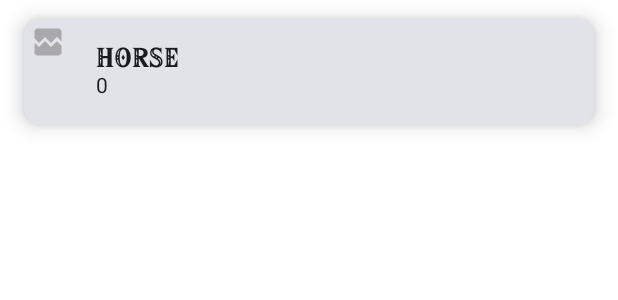
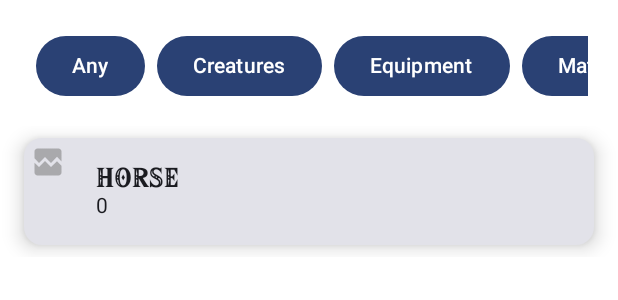
Before and after one commit to LukeKozielecki/Hyrule-Compendium, an Android app built with Jetpack Compose: the @Preview function ItemsGridScreenPreview, on a phone screen of 412 x 824 dp. Shown: the top 300 px of the screen. Run offline under Robolectric (Android 15) with nearby library versions, the phone set to English and light mode, and no system bars; pictures from the network do not load.

Commit message:
Implementation of filtering of download data by preset categories.

```diff
--- a/app/src/main/java/luke/koz/hyrulecompendium/ui/screens/CompendiumScreen.kt
+++ b/app/src/main/java/luke/koz/hyrulecompendium/ui/screens/CompendiumScreen.kt
@@ -43,6 +43,7 @@ fun CompendiumAppScreen() {
             HomeScreen(
                 compendiumUiState = compendiumViewModel.compendiumUiState,
                 retryAction = compendiumViewModel::getCompendiumItem,
+                filterResults = compendiumViewModel::filterData,
                 contentPadding = it
             )
         }
--- a/app/src/main/java/luke/koz/hyrulecompendium/ui/screens/HomeScreen.kt
+++ b/app/src/main/java/luke/koz/hyrulecompendium/ui/screens/HomeScreen.kt
@@ -1,6 +1,8 @@
 package luke.koz.hyrulecompendium.ui.screens
 
+import android.annotation.SuppressLint
 import androidx.compose.foundation.Image
+import androidx.compose.foundation.horizontalScroll
 import androidx.compose.foundation.layout.Arrangement
 import androidx.compose.foundation.layout.Column
 import androidx.compose.foundation.layout.PaddingValues
@@ -13,12 +15,16 @@ import androidx.compose.foundation.layout.sizeIn
 import androidx.compose.foundation.lazy.grid.GridCells
 import androidx.compose.foundation.lazy.grid.LazyVerticalGrid
 import androidx.compose.foundation.lazy.grid.items
+import androidx.compose.foundation.rememberScrollState
 import androidx.compose.material3.Button
 import androidx.compose.material3.Card
 import androidx.compose.material3.CardDefaults
 import androidx.compose.material3.MaterialTheme
 import androidx.compose.material3.Text
 import androidx.compose.runtime.Composable
+import androidx.compose.runtime.MutableState
+import androidx.compose.runtime.mutableStateOf
+import androidx.compose.runtime.remember
 import androidx.compose.ui.Alignment
 import androidx.compose.ui.Modifier
 import androidx.compose.ui.layout.ContentScale
@@ -39,13 +45,17 @@ import luke.koz.hyrulecompendium.viewmodel.CompendiumUiState
 fun HomeScreen(
     compendiumUiState: CompendiumUiState,
     retryAction: () -> Unit,
+    filterResults: (List<CompendiumItem>, String) -> List<CompendiumItem>,
     modifier: Modifier = Modifier,
     contentPadding: PaddingValues = PaddingValues(0.dp),
 ) {
     when (compendiumUiState) {
         is CompendiumUiState.Loading -> LoadingScreen(modifier = modifier.fillMaxSize())
         is CompendiumUiState.Success -> ItemsGridScreen(
-            compendiumUiState.compendiumDataList, contentPadding = contentPadding, modifier = modifier.fillMaxWidth()
+            compendiumItem = compendiumUiState.compendiumDataList,
+            filterResults = filterResults,
+            contentPadding = contentPadding,
+            modifier = modifier.fillMaxWidth()
         )
         is CompendiumUiState.Error -> ErrorScreen(retryAction, modifier = modifier.fillMaxSize())
     }
@@ -89,43 +99,64 @@ fun ErrorScreen(retryAction: () -> Unit, modifier: Modifier = Modifier) {
 @Composable
 fun ItemsGridScreen(
     compendiumItem: CompendiumDataList,
+    filterResults: (List<CompendiumItem>, String) -> List<CompendiumItem>,
     modifier: Modifier = Modifier,
     contentPadding: PaddingValues = PaddingValues(4.dp),
 ) {
-    Column {
-//        Row (Modifier.fillMaxWidth(), Arrangement.Center){
-//            val filterBtnPaddingModifier = Modifier.padding(horizontal = 4.dp)
-//            Button(onClick = { /*TODO*/ }, modifier = filterBtnPaddingModifier) {
-//                Text(text = "Cr")
-//            }
-//            Button(onClick = { /*TODO*/ }, modifier = filterBtnPaddingModifier) {
-//                Text(text = "Eq")
-//            }
-//            Button(onClick = { /*TODO*/ }, modifier = filterBtnPaddingModifier) {
-//                Text(text = "Ma")
-//            }
-//            Button(onClick = { /*TODO*/ }, modifier = filterBtnPaddingModifier) {
-//                Text(text = "Mo")
-//            }
-//            Button(onClick = { /*TODO*/ }, modifier = filterBtnPaddingModifier) {
-//                Text(text = "Tr")
-//            }
-//        }
-        val filteredData = compendiumItem.data.filter { item -> item.category == "creatures" }
+    Column (modifier.padding(contentPadding)){
+        val currentFilterTerm = remember {
+            mutableStateOf("any")
+        }
+        //val filteredData2 : List<CompendiumItem> = compendiumItem.data.filter { item -> item.category == "creatures" }
+        val filteredData : List<CompendiumItem> = if(currentFilterTerm.value == "any") {
+            compendiumItem.data
+        } else {
+            filterResults(compendiumItem.data,currentFilterTerm.value)
+        }
+        CompendiumDefaultFilters(
+            currentFilterTerm = currentFilterTerm,
+            presetFiltersList = listOf(
+                "any",
+                "creatures",
+                "equipment",
+                "materials",
+                "monsters",
+                "treasure"
+            )
+        )
         LazyVerticalGrid(
             columns = GridCells.Fixed(1),
             modifier = modifier
                 .padding(horizontal = 4.dp)
                 .fillMaxWidth(),
-            contentPadding = contentPadding,
+            contentPadding = PaddingValues(0.dp),//this stopped being top element so no longer requires [contentPadding] here
         ) {
-            items(items = filteredData/*compendiumItem.data*/, key = { item -> item.id }) { it ->
+            items(
+                items = filteredData/*compendiumItem.data*/,
+                key = { item -> item.id }) { it ->
                 CompendiumItemCard(
                     compendiumItem = it,
                     modifier = modifier
                         .padding(4.dp)
                         .sizeIn(minWidth = 124.dp, maxWidth = 124.dp)
                 )
+            }
+        }
+    }
+}
+
+@Composable
+fun CompendiumDefaultFilters(
+    modifier: Modifier = Modifier,
+    contentPadding: PaddingValues = PaddingValues(4.dp),
+    currentFilterTerm: MutableState<String>,
+    presetFiltersList: List<String>,
+) {
+    val scrollState = rememberScrollState()
+    Row(modifier = Modifier.padding(16.dp).horizontalScroll(scrollState)) {
+        for ((index, buttonLabel) in presetFiltersList.withIndex()) {
+            Button(onClick = { currentFilterTerm.value = presetFiltersList[index] }, Modifier.padding(horizontal = 4.dp)) {
+                Text(text = buttonLabel.replaceFirstChar(Char::titlecase))
             }
         }
     }
@@ -189,6 +220,21 @@ fun ItemsGridScreenPreview() {
                 cooking_effect = null
             )
         ))
-        ItemsGridScreen(mockData)
+        val mockFilterPlaceholder : (List<CompendiumItem>, String) -> List<CompendiumItem> = {
+            mockDataInner, filterTermInner ->
+            mockDataInner.filter { item -> item.category == filterTermInner }
+        }
+        ItemsGridScreen(mockData, filterResults = mockFilterPlaceholder)
     }
 }
+@SuppressLint("UnrememberedMutableState")
+@Preview(showBackground = true)
+@Composable
+fun CompendiumDefaultFiltersPreview() {
+    HyruleCompendiumTheme {
+        CompendiumDefaultFilters(
+            currentFilterTerm = mutableStateOf(""),
+            presetFiltersList = listOf("creatures", "treasure", "monsters")
+        )
+    }
+}
--- a/app/src/main/java/luke/koz/hyrulecompendium/viewmodel/CompendiumViewModel.kt
+++ b/app/src/main/java/luke/koz/hyrulecompendium/viewmodel/CompendiumViewModel.kt
@@ -12,6 +12,7 @@ import kotlinx.coroutines.launch
 import luke.koz.hyrulecompendium.CompendiumApplication
 import luke.koz.hyrulecompendium.data.CompendiumRepository
 import luke.koz.hyrulecompendium.model.CompendiumDataList
+import luke.koz.hyrulecompendium.model.CompendiumItem
 import retrofit2.HttpException
 import java.io.IOException
 
@@ -50,6 +51,10 @@ class CompendiumViewModel(private val compendiumItemRepository: CompendiumReposi
         }
     }
 
+    fun filterData(dataList: List<CompendiumItem>, filterTerm : String) : List<CompendiumItem> {
+        return dataList.filter { item -> item.category == filterTerm }
+    }
+
     /**
      * Factory for [CompendiumViewModel] that takes [CompendiumRepository] as a dependency
      */
```
